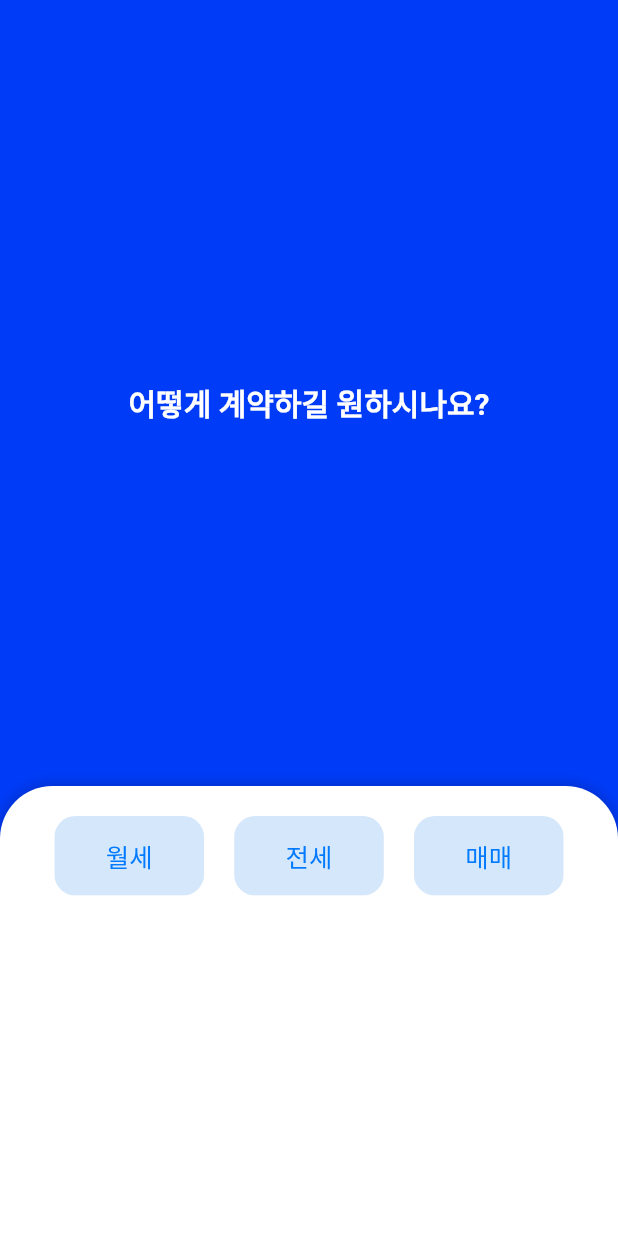
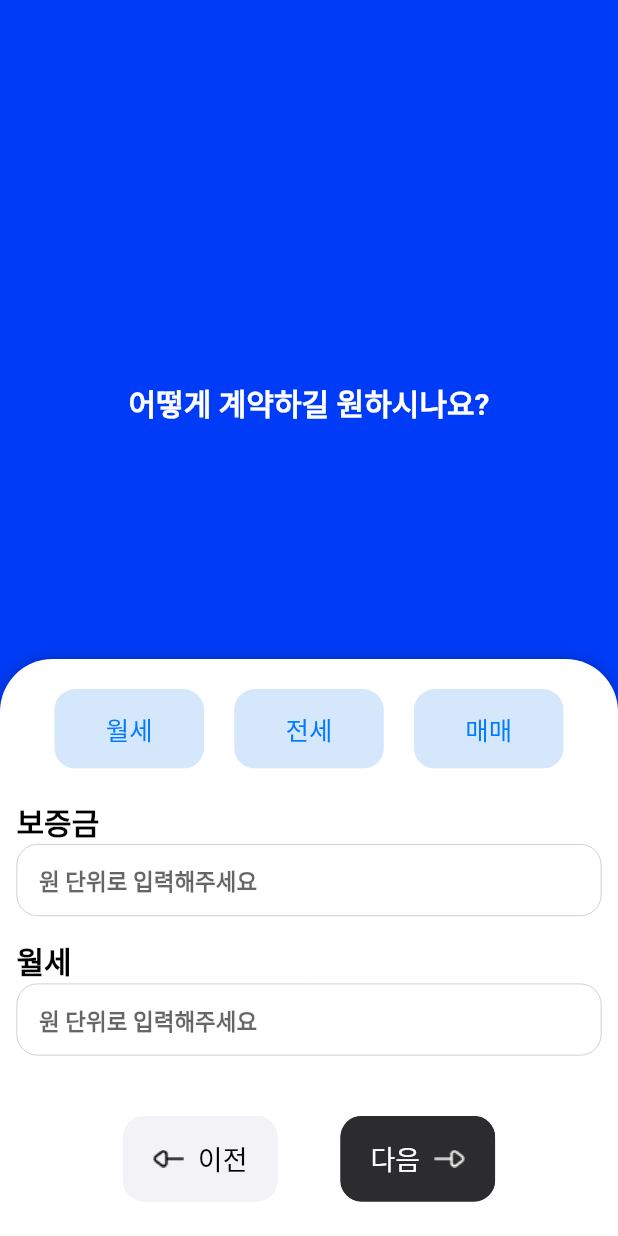
Before and after one commit to yeodo95/zipzoongApp, a Flutter app: the Step_02 widget shown alone on an empty page, opened directly, on a phone screen of 412 x 824 dp. Run offline on Flutter 3.47's test engine with Material 2 defaults, Android fonts, the phone set to English and light mode, and no system bars; drawn by our look-alikes of sliding_up_panel; our stand-ins replace device_info_plus, flutter_svg, get, webview_flutter; missing offline and left inert: dart:ffi, progress_indicator; Roboto replaces fonts that are missing (PretendardVariable); project files that could hold a hidden picture were left out.

Commit message:
update  create step
-UPDATE
step02 component

-ADD
vector icon

```diff
--- a/zipzoongApp/lib/contant.dart
+++ b/zipzoongApp/lib/contant.dart
@@ -14,6 +14,7 @@ const kTextColor = Color(0xFFFFFFFF);
 
 const kDisplayTextColor = Color(0xFFFFFFFF);
 const kBodyTextColor = Color(0xFFFFFFFF);
+const kBottomSheetTextColor = Color(0xff000000);
 const kButtonColor = Color(0xFF007AFF);
 
 const kAnimationDuration = Duration(milliseconds: 200);
--- /dev/null
+++ b/zipzoongApp/lib/screens/create/component/custom_bottom_button.dart
@@ -0,0 +1,79 @@
+import 'package:flutter/material.dart';
+import 'package:flutter/src/foundation/key.dart';
+import 'package:flutter/src/widgets/framework.dart';
+
+class CustomBottomButton extends StatelessWidget {
+  const CustomBottomButton({Key? key}) : super(key: key);
+
+  @override
+  Widget build(BuildContext context) {
+    return Container(
+      margin: EdgeInsets.symmetric(vertical: 20),
+      child: Row(
+        mainAxisAlignment: MainAxisAlignment.center,
+        children: [
+          ElevatedButton(
+            style: ElevatedButton.styleFrom(
+              padding: EdgeInsets.symmetric(horizontal: 20, vertical: 15),
+              primary: Color(0xffF2F2F7),
+              shadowColor: Colors.transparent,
+              shape: RoundedRectangleBorder(
+                borderRadius: BorderRadius.circular(14), //모서리
+                side: BorderSide(color: Color(0xffF2F2F7)), //테두리
+              ),
+            ),
+            onPressed: () {
+              // if (currStep.index != 0) {
+              //   currStep = InputType.values[(currStep.index - 1)];
+              //   panelSize();
+              // } else {
+              //   Get.back();
+              // }
+            },
+            child: Row(
+              children: [
+                Image.asset('assets/icons/Left Vector Icon.png'),
+                Text(
+                  "  이전",
+                  style: TextStyle(color: Colors.black, fontSize: 18),
+                ),
+              ],
+            ),
+          ),
+          SizedBox(
+            width: 42,
+          ),
+          ElevatedButton(
+            style: ElevatedButton.styleFrom(
+              padding: EdgeInsets.symmetric(horizontal: 20, vertical: 15),
+              primary: Color(0xff2C2C2E),
+              shadowColor: Colors.transparent,
+              shape: RoundedRectangleBorder(
+                borderRadius: BorderRadius.circular(14), //모서리
+                side: BorderSide(color: Color(0xff2C2C2E)), //테두리
+              ),
+            ),
+            onPressed: () {
+              // print(currStep);
+              // if (currStep.index != InputType.end.index - 1) {
+              //   currStep = InputType.values[(currStep.index + 1)];
+              //   panelSize();
+              // } else {
+              //   Get.toNamed("/home");
+              // }
+            },
+            child: Row(
+              children: [
+                Text(
+                  "다음  ",
+                  style: TextStyle(color: Colors.white, fontSize: 18),
+                ),
+                Image.asset('assets/icons/Right Vector Icon.png'),
+              ],
+            ),
+          ),
+        ],
+      ),
+    );
+  }
+}
--- a/zipzoongApp/lib/screens/create/component/step_02.dart
+++ b/zipzoongApp/lib/screens/create/component/step_02.dart
@@ -1,3 +1,5 @@
+import 'dart:ffi';
+
 import 'package:flutter/material.dart';
 import 'package:flutter/src/foundation/key.dart';
 import 'package:flutter/src/widgets/framework.dart';
@@ -6,6 +8,9 @@ import 'package:sliding_up_panel/sliding_up_panel.dart';
 import 'package:zipzoongapp/conponents/sliding_panel/custom_bottom_sheet.dart';
 import 'package:zipzoongapp/contant.dart';
 import 'package:zipzoongapp/size_config.dart';
+import 'package:zipzoongapp/theme.dart';
+
+import 'custom_bottom_button.dart';
 
 class Step_02 extends StatefulWidget {
   const Step_02({Key? key}) : super(key: key);
@@ -17,6 +22,7 @@ class Step_02 extends StatefulWidget {
 class _Step_02State extends State<Step_02> {
   List<bool> _selections = List.generate(3, (index) => false);
   String text = "어떻게 계약하길 원하시나요?";
+  int selectIndex = 0;
 
   @override
   void initState() {
@@ -53,7 +59,7 @@ class _Step_02State extends State<Step_02> {
   _bottomSheet() {
     return SlidingUpPanel(
       minHeight: 0,
-      maxHeight: 300,
+      maxHeight: getProportionateScreenHeight(379),
       defaultPanelState: PanelState.OPEN,
       isDraggable: false,
       panel: Column(
@@ -77,7 +83,7 @@ class _Step_02State extends State<Step_02> {
                         : Theme.of(context).textTheme.button,
                   ),
                   onSelected: (value) {
-                    print(value);
+                    selectIndex = index;
                     setState(() {
                       for (int i = 0; i < 3; i++) {
                         if (index == i)
@@ -92,6 +98,116 @@ class _Step_02State extends State<Step_02> {
               }),
             ),
           ),
+          Visibility(
+            visible: rentType[selectIndex]['state'] == '월세' ? true : false,
+            child: Container(
+              margin: EdgeInsets.symmetric(
+                  vertical: getProportionateScreenHeight(20),
+                  horizontal: getProportionateScreenWidth(10)),
+              child: Column(
+                mainAxisAlignment: MainAxisAlignment.center,
+                crossAxisAlignment: CrossAxisAlignment.start,
+                children: [
+                  Text(
+                    "보증금",
+                    style: Theme.of(context).textTheme.titleMedium,
+                  ),
+                  const TextField(
+                    decoration: InputDecoration(
+                        hintText: '원 단위로 입력해주세요',
+                        hintStyle: TextStyle(fontSize: 15),
+                        focusedBorder: OutlineInputBorder(
+                          borderRadius: BorderRadius.all(Radius.circular(14)),
+                          borderSide: BorderSide(
+                              width: 0.5,
+                              color: Color.fromARGB(255, 78, 78, 78)),
+                        ),
+                        enabledBorder: OutlineInputBorder(
+                          borderRadius: BorderRadius.all(Radius.circular(14)),
+                          borderSide:
+                              BorderSide(width: 0.5, color: Color(0xffC0C0C0)),
+                        ),
+                        border: OutlineInputBorder(
+                          borderRadius: BorderRadius.all(Radius.circular(10.0)),
+                        ),
+                        contentPadding:
+                            EdgeInsets.symmetric(vertical: 10, horizontal: 15)),
+                    keyboardType: TextInputType.number,
+                  ),
+                  SizedBox(
+                    height: 15,
+                  ),
+                  Text(
+                    rentType[selectIndex]['state'],
+                    style: Theme.of(context).textTheme.titleMedium,
+                  ),
+                  const TextField(
+                    decoration: InputDecoration(
+                        hintText: '원 단위로 입력해주세요',
+                        hintStyle: TextStyle(fontSize: 15),
+                        focusedBorder: OutlineInputBorder(
+                          borderRadius: BorderRadius.all(Radius.circular(14)),
+                          borderSide: BorderSide(
+                              width: 0.5,
+                              color: Color.fromARGB(255, 78, 78, 78)),
+                        ),
+                        enabledBorder: OutlineInputBorder(
+                          borderRadius: BorderRadius.all(Radius.circular(14)),
+                          borderSide:
+                              BorderSide(width: 0.5, color: Color(0xffC0C0C0)),
+                        ),
+                        border: OutlineInputBorder(
+                          borderRadius: BorderRadius.all(Radius.circular(10.0)),
+                        ),
+                        contentPadding:
+                            EdgeInsets.symmetric(vertical: 10, horizontal: 15)),
+                    keyboardType: TextInputType.number,
+                  ),
+                ],
+              ),
+            ),
+          ),
+          Visibility(
+            visible: rentType[selectIndex]['state'] == '전세' ? true : false,
+            child: Container(
+              margin: EdgeInsets.symmetric(
+                  vertical: getProportionateScreenHeight(20),
+                  horizontal: getProportionateScreenWidth(10)),
+              child: Column(
+                mainAxisAlignment: MainAxisAlignment.center,
+                crossAxisAlignment: CrossAxisAlignment.start,
+                children: [
+                  Text(
+                    "전세금",
+                    style: Theme.of(context).textTheme.titleMedium,
+                  ),
+                  const TextField(
+                    decoration: InputDecoration(
+                        hintText: '원 단위로 입력해주세요',
+                        hintStyle: TextStyle(fontSize: 15),
+                        focusedBorder: OutlineInputBorder(
+                          borderRadius: BorderRadius.all(Radius.circular(14)),
+                          borderSide: BorderSide(
+                              width: 0.5,
+                              color: Color.fromARGB(255, 78, 78, 78)),
+                        ),
+                        enabledBorder: OutlineInputBorder(
+                          borderRadius: BorderRadius.all(Radius.circular(14)),
+                          borderSide:
+                              BorderSide(width: 0.5, color: Color(0xffC0C0C0)),
+                        ),
+                        border: OutlineInputBorder(
+                          borderRadius: BorderRadius.all(Radius.circular(10.0)),
+                        ),
+                        contentPadding:
+                            EdgeInsets.symmetric(vertical: 10, horizontal: 15)),
+                    keyboardType: TextInputType.number,
+                  ),
+                ],
+              ),
+            ),
+          ),
+          CustomBottomButton(),
         ],
       ),
       borderRadius: BorderRadius.vertical(
--- a/zipzoongApp/lib/theme.dart
+++ b/zipzoongApp/lib/theme.dart
@@ -49,6 +49,23 @@ TextTheme textTheme() {
         color: kButtonColor, fontWeight: FontWeight.w400, fontSize: 17),
     overline: TextStyle(
         color: kDisplayTextColor, fontWeight: FontWeight.w400, fontSize: 17),
+    subtitle1: TextStyle(
+        color: kBottomSheetTextColor,
+        fontWeight: FontWeight.w600,
+        fontSize: 20),
+  );
+}
+
+TextTheme bottomSheetTextTheme() {
+  return TextTheme(
+    bodyText1: TextStyle(
+        color: kBottomSheetTextColor,
+        fontWeight: FontWeight.w600,
+        fontSize: 20),
+    bodyText2:
+        TextStyle(color: kTextColor, fontWeight: FontWeight.w400, fontSize: 17),
+    caption:
+        TextStyle(color: kTextColor, fontWeight: FontWeight.w400, fontSize: 14),
   );
 }
 
```
Also changed, not shown: zipzoongApp/assets/icons/Left Vector Icon.png (added), zipzoongApp/assets/icons/Right Vector Icon.png (added), 3 other files.
